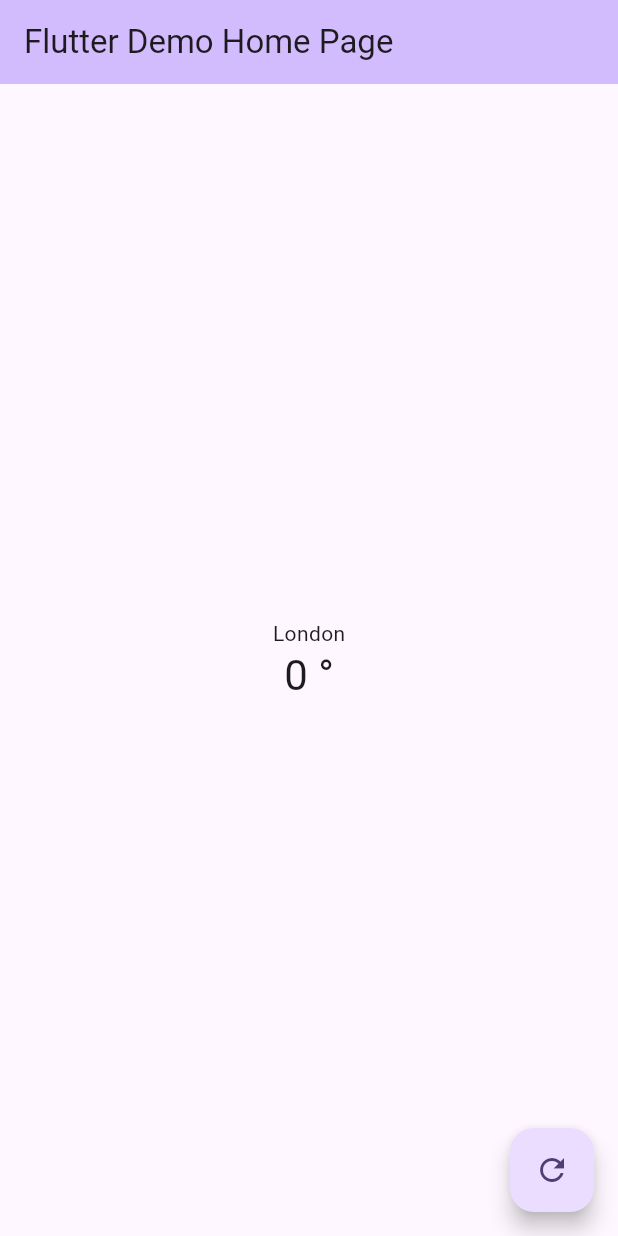
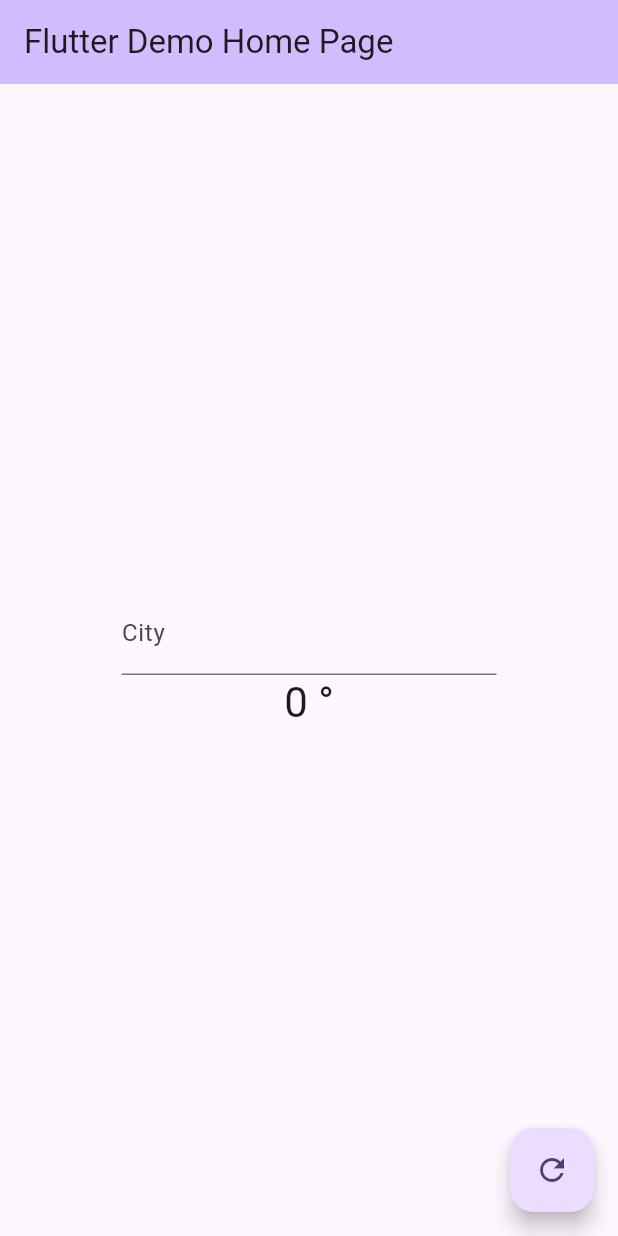
Before and after one commit to isaacLara1214/weather_info_app, a Flutter app: the screen it shows after launch, on a phone screen of 412 x 824 dp. Run offline on Flutter 3.47's test engine with Material 3 defaults, Android fonts, the phone set to English and light mode, and no system bars.

Commit message:
Added Text field for city

```diff
--- a/lib/main.dart
+++ b/lib/main.dart
@@ -35,7 +35,7 @@ class _MyHomePageState extends State<MyHomePage> {
 
   void _randomizeTemp() {
     setState(() {
-      _temp = Random().nextInt(100);
+      _temp = Random().nextInt(75) + 15;
     });
   }
 
@@ -50,8 +50,13 @@ class _MyHomePageState extends State<MyHomePage> {
         child: Column(
           mainAxisAlignment: MainAxisAlignment.center,
           children: <Widget>[
-            Text(
-              _city,
+            SizedBox(
+              width: 250,
+              child: TextField(
+                decoration: InputDecoration(
+                  labelText: 'City',
+                ),
+              ),
             ),
             Text(
               '$_temp °',
```
